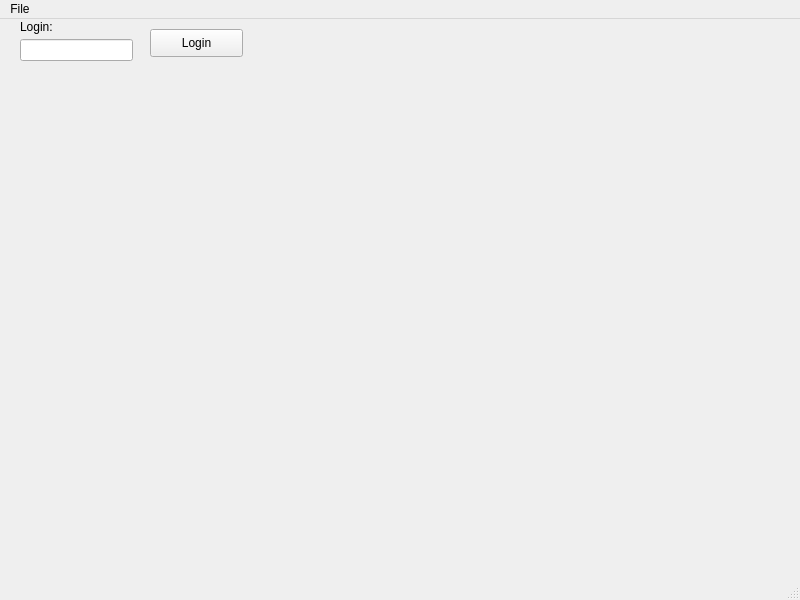
Before: the Qt Designer form mainwindow.ui in sofiaandrat/Blue, drawn with Qt 5.
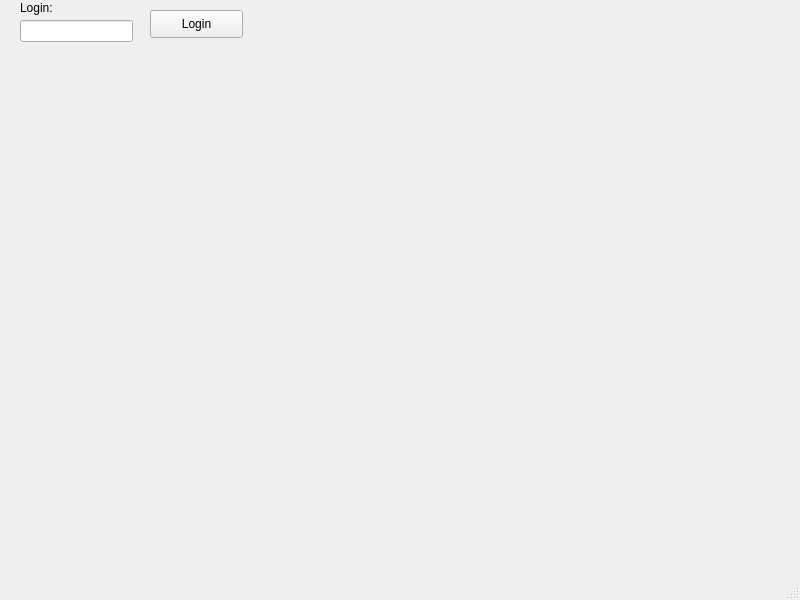
After: the same form once the commit is applied.

Commit message: Menu bar delete

```diff
--- a/mainwindow.ui
+++ b/mainwindow.ui
@@ -51,23 +51,6 @@
     </property>
    </widget>
   </widget>
-  <widget class="QMenuBar" name="menubar">
-   <property name="geometry">
-    <rect>
-     <x>0</x>
-     <y>0</y>
-     <width>800</width>
-     <height>26</height>
-    </rect>
-   </property>
-   <widget class="QMenu" name="menuFile">
-    <property name="title">
-     <string>File</string>
-    </property>
-    <addaction name="actionOpen_JSON_FIle"/>
-   </widget>
-   <addaction name="menuFile"/>
-  </widget>
   <widget class="QStatusBar" name="statusbar"/>
   <action name="actionOpen_JSON_FIle">
    <property name="text">
```
